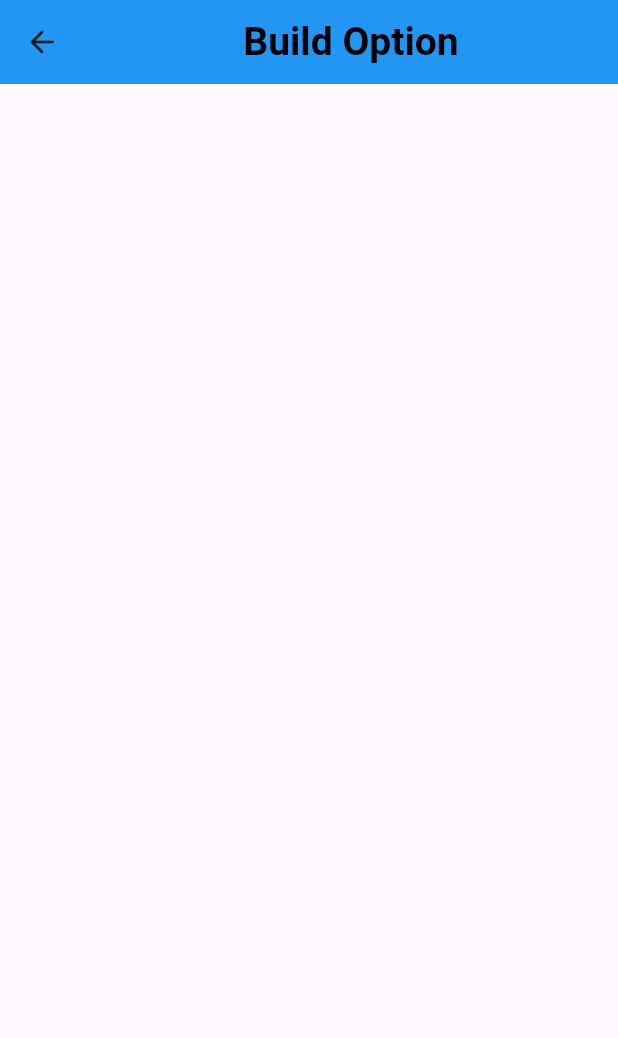
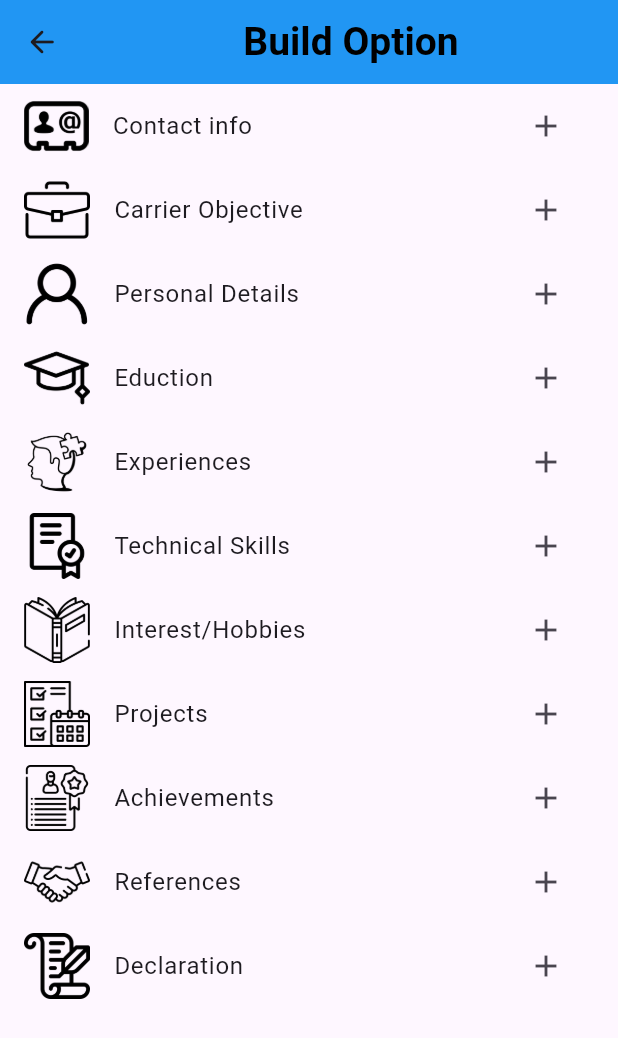
Before and after one commit to 4324MAYUR/Resume_app, a Flutter app: the screen it shows after launch, after a tap on the "add" icon, on a phone screen of 412 x 824 dp. Shown: the top 1038 px of the screen. Run offline on Flutter 3.47's test engine with Material 3 defaults, Android fonts, the phone set to English and light mode, and no system bars.

Commit message:
add ListTile page

```diff
--- a/lib/main.dart
+++ b/lib/main.dart
@@ -1,7 +1,21 @@
 import 'package:flutter/material.dart';
+import 'package:flutter/services.dart';
 import 'package:resume_app/routes/app_routes.dart';
+import 'package:resume_app/views/Splash/Splash_Screen.dart';
 void main()
 {
+  WidgetsFlutterBinding.ensureInitialized();
+
+  SystemChrome.setSystemUIOverlayStyle(
+    const SystemUiOverlayStyle(
+      statusBarColor: Colors.black45,
+    ),
+  );
+
+  SystemChrome.setPreferredOrientations(
+    [ DeviceOrientation.portraitUp,
+    ]
+  );
   runApp(
     const Myapp(),
   );
@@ -14,7 +28,7 @@ class Myapp extends StatelessWidget {
   Widget build(BuildContext context) {
     return MaterialApp(
       debugShowCheckedModeBanner: false,
-      initialRoute: Allroutes.Screen_Page,
+      initialRoute: Allroutes.screen_page,
       routes: Allroutes.routes,
     );
   }
--- a/lib/routes/app_routes.dart
+++ b/lib/routes/app_routes.dart
@@ -1,12 +1,12 @@
 import 'package:flutter/material.dart';
 import 'package:resume_app/views/Home_page/Home_Page.dart';
 import 'package:resume_app/views/build_option_page/Build_Option_Page.dart';
-import 'package:resume_app/views/screen/screen-page.dart';
+import 'package:resume_app/views/Splash/Splash_Screen.dart';
 class Allroutes
 {
   static String homepage = "/";
   static String build_option_page = "Build_option_page";
-  static String Screen_Page = "screen_page";
+  static String screen_page = "screen_page";
 
   static String iconpath = "lib/assets/icons/";
 
@@ -73,7 +73,7 @@ class Allroutes
   {
     homepage : (context) => const Home_Page(),
     build_option_page : (context) => const Build_option_page(),
-    Screen_Page : (context) =>  const screen_page(),
+    screen_page : (context) =>  const Splash_Page(),
 
   };
 }
--- a/lib/views/screen/screen-page.dart
+++ b/lib/views/Splash/Splash_Screen.dart
@@ -2,17 +2,27 @@ import 'package:flutter/foundation.dart';
 import 'package:flutter/material.dart';
 import 'package:resume_app/routes/app_routes.dart';
 
-class screen_page extends StatelessWidget {
-  const screen_page({super.key});
+class Splash_Page extends StatelessWidget {
+  const Splash_Page({super.key});
 
   @override
   Widget build(BuildContext context) {
+
     Future.delayed(
-      const Duration(seconds: 5),
+      const Duration(seconds: 3),
           () {
         Navigator.of(context).pushReplacementNamed(Allroutes.homepage);
       },
     );
+
+    // Timer.periodic(
+    //     Duration(seconds: 5),
+    //     (timer) {
+    //       Navigator.of(context).pushReplacementNamed(Allroutes.homepage);
+    //      timer.cancel();
+    //     }
+    // );
+
     return const Scaffold(
       body: Padding(
         padding: EdgeInsets.all(88),
--- a/lib/views/build_option_page/Build_Option_Page.dart
+++ b/lib/views/build_option_page/Build_Option_Page.dart
@@ -1,4 +1,6 @@
 import 'package:flutter/material.dart';
+import 'package:flutter/services.dart';
+import 'package:resume_app/routes/app_routes.dart';
 class Build_option_page extends StatefulWidget {
   const Build_option_page({super.key});
 
@@ -7,6 +9,15 @@ class Build_option_page extends StatefulWidget {
 }
 
 class _Build_option_pageState extends State<Build_option_page> {
+  @override
+  void dispose()
+  {
+    SystemChrome.setSystemUIOverlayStyle(
+      const SystemUiOverlayStyle(
+          statusBarColor: Colors.red),
+    );
+    super.dispose();
+  }
   @override
   Widget build(BuildContext context) {
     return Scaffold(
@@ -29,6 +40,22 @@ class _Build_option_pageState extends State<Build_option_page> {
           ),
         ),
       ),
+      body: Column(
+        children: Allroutes.AllOption.map(
+          (e) => ListTile(
+            leading: Image.asset(e['icon'],
+            height: 44,
+            ),
+            title: Text(e['title']),
+            trailing: IconButton(
+              onPressed: () {
+                Navigator.of(context).pushNamed(e['route']);
+              },
+              icon: const Icon(Icons.add),
+            ),
+          ),
+        ).toList(),
+      ),
     );
   }
 }
--- a/lib/views/home_page/Home_Page.dart
+++ b/lib/views/home_page/Home_Page.dart
@@ -1,7 +1,9 @@
 import 'package:flutter/material.dart';
+import 'package:flutter/services.dart';
 import 'package:resume_app/routes/app_routes.dart';
 
 class Home_Page extends StatefulWidget {
+
   const Home_Page({super.key});
 
   @override
```
